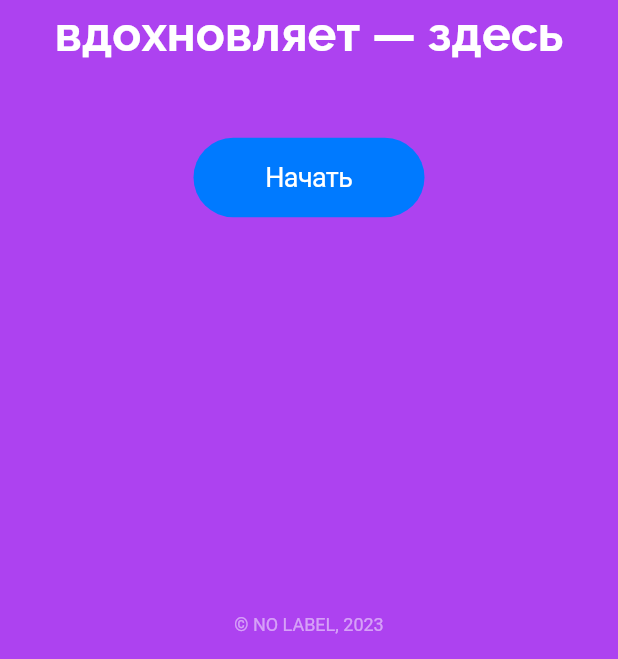
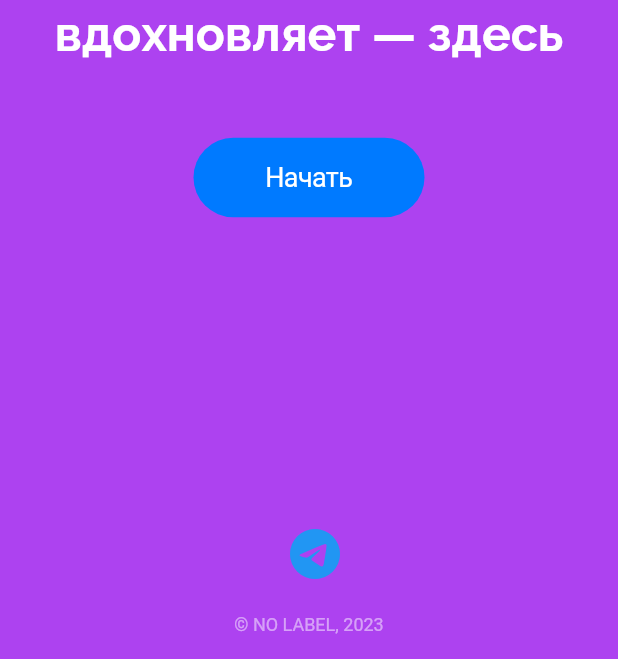
Before and after one commit to aveok4now/Flutter-4Foto, a Flutter app: the screen it shows after launch, after a tap on "Проп.", after a tap on "Далее", on a phone screen of 412 x 824 dp, the part 577-1236 px from its top. Run offline on Flutter 3.47's test engine with Material 2 defaults, Android fonts, the phone set to English and light mode, and no system bars; drawn by our look-alikes of hidden_drawer_menu; our stand-ins replace animated_text_kit, awesome_notifications, cached_network_image, confetti, connectivity, convex_bottom_bar and 16 more; missing offline and left inert: cron, flutter_email_sender, flutter_photo_editor, flutter_share, midjourney_api, text_editor and 1 more.

Commit message:
telegram link

```diff
--- a/lib/main.dart
+++ b/lib/main.dart
@@ -8,6 +8,7 @@ import 'package:flutter/services.dart';
 import 'package:food/colors.dart';
 import 'package:gallery_saver/files.dart';
 import 'package:image_picker/image_picker.dart';
+import 'package:url_launcher/url_launcher.dart';
 import 'package:vibration/vibration.dart';
 import 'hidden_drawer.dart';
 import 'image_screen.dart';
@@ -25,6 +26,8 @@ import 'package:http/http.dart' as http;
 import 'chat_gpt.dart';
 import 'introduction.dart';
 import 'package:device_preview/device_preview.dart';
+//import 'package:flutter_icons/flutter_icons.dart';
+
 /*void main() async {
 
   WidgetsFlutterBinding.ensureInitialized();
@@ -205,6 +208,15 @@ class HomeScreen extends StatelessWidget {
 
   final Animation<Color?> animation;
 
+void _openTelegramChannel() async {
+  const url = 'https://t.me/poizonshop';
+  if (await canLaunch(url)) {
+    await launch(url);
+  } else {
+    throw 'Не удалось открыть канал в Telegram';
+  }
+}
+
   @override
   Widget build(BuildContext context) {
     return WillPopScope(
@@ -252,6 +264,22 @@ class HomeScreen extends StatelessWidget {
                       ),
                     ),
                   ),
+
+                    Positioned(
+                    bottom: 50,
+                    left: 0,
+                    right: 0,
+
+                      child: Column(
+                        children: [
+                          IconButton(
+                            onPressed: _openTelegramChannel,
+                            icon: Icon(Icons.telegram_outlined, color: Colors.blue, size: 40,),
+                            ),
+                        ],
+                      ),
+                    ),
+
                   Center(
                     child: Column(
                       mainAxisAlignment: MainAxisAlignment.center,
@@ -323,6 +351,8 @@ class HomeScreen extends StatelessWidget {
     );
   }
 }
+
+
 
 class EditorScreen extends StatefulWidget {
   const EditorScreen({Key? key}) : super(key: key);
```
